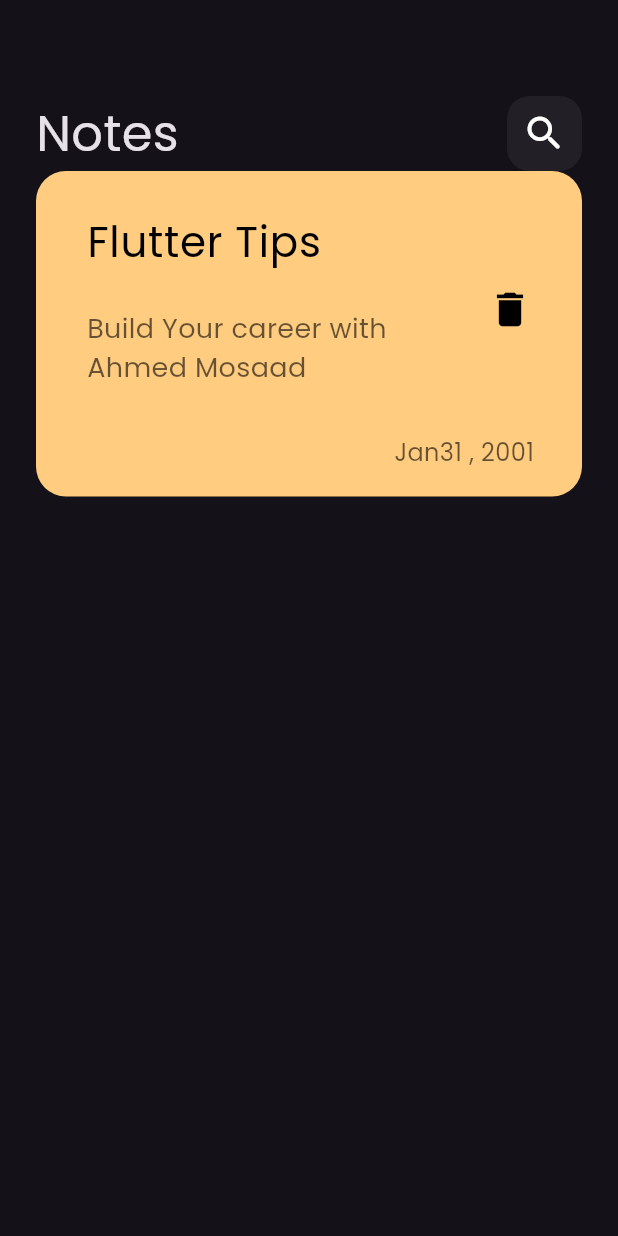
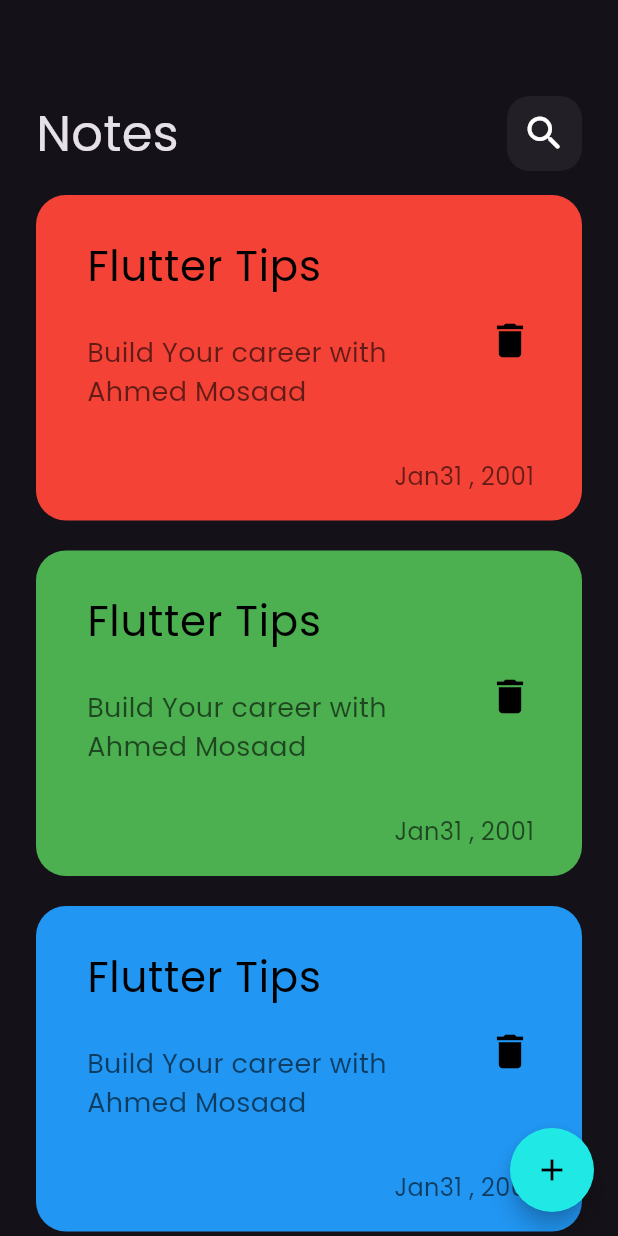
Before and after one commit to Ahmed1Mosaad/notes_app, a Flutter app: the screen it shows after launch, on a phone screen of 412 x 824 dp. Run offline on Flutter 3.47's test engine with Material 3 defaults, Android fonts, the phone set to English and light mode, and no system bars.

Commit message:
ListView.builder and showModalBottomSheet

```diff
--- /dev/null
+++ b/lib/models/model_item.dart
@@ -0,0 +1,6 @@
+import 'package:flutter/material.dart';
+
+class ItemModel{
+  Color color;
+  ItemModel({required this.color});
+}
--- a/lib/views/NotesView.dart
+++ b/lib/views/NotesView.dart
@@ -1,11 +1,30 @@
 import 'package:flutter/material.dart';
+import 'package:notes_app/widgets/Item_showModelBottemSheet.dart';
 import 'package:notes_app/widgets/NotesViewBody.dart';
+import 'package:notes_app/widgets/custom_text_form_field.dart';
 
 class NotesView extends StatelessWidget {
   @override
   Widget build(BuildContext context) {
-    return const Scaffold(
+    return Scaffold(
       body: NotesViewBody(),
+      floatingActionButton: FloatingActionButton(
+        onPressed: () {
+          showModalBottomSheet(
+              context: context,
+              builder: (context) {
+                return ShowModalBottomSheetItem();
+              });
+        },
+        shape: CircleBorder(),
+        backgroundColor: Color.fromARGB(255, 32, 232, 229),
+        child: Center(
+          child: Icon(
+            Icons.add,
+            color: Colors.black,
+          ),
+        ),
+      ),
     );
   }
 }
--- a/lib/widgets/NotesViewBody.dart
+++ b/lib/widgets/NotesViewBody.dart
@@ -1,16 +1,31 @@
 import 'package:flutter/material.dart';
+import 'package:notes_app/models/model_item.dart';
 import 'package:notes_app/widgets/note_item.dart';
 
 class NotesViewBody extends StatelessWidget {
-  const NotesViewBody({super.key});
+  NotesViewBody({super.key});
+  List<Widget> listItem = [
+    NoteItem(model: ItemModel(color: Colors.red)),
+    NoteItem(model: ItemModel(color: Colors.green)),
+    NoteItem(model: ItemModel(color: Colors.blue)),
+    NoteItem(model: ItemModel(color: Colors.yellow)),
+    NoteItem(model: ItemModel(color: Colors.orange)),
+    NoteItem(model: ItemModel(color: Colors.pink)),
+    NoteItem(model: ItemModel(color: Colors.brown)),
+    NoteItem(model: ItemModel(color: Colors.purple)),
+    NoteItem(model: ItemModel(color: Colors.deepOrangeAccent)),
+    NoteItem(model: ItemModel(color: Colors.yellowAccent)),
+    NoteItem(model: ItemModel(color: Colors.lightGreen)),
+    NoteItem(model: ItemModel(color: Colors.redAccent)),
+  ];
 
   @override
   Widget build(BuildContext context) {
     return Padding(
-      padding: const EdgeInsets.all(24),
+      padding: const EdgeInsets.only(left:24,right: 24,top:24),
       child: Column(
         children: [
-          const SizedBox(
+          SizedBox(
             height: 40,
           ),
           Row(
@@ -37,7 +52,20 @@ class NotesViewBody extends StatelessWidget {
               )
             ],
           ),
-          NoteItem(),
+          Expanded(
+            child: Padding(
+              padding: const EdgeInsets.only(top:16),
+              child: ListView.separated(
+                padding: EdgeInsets.zero,
+                separatorBuilder: (context,index){
+                  return SizedBox(height: 20,);
+                },
+                  itemCount: listItem.length,
+                  itemBuilder: (context, index) {
+                    return listItem[index];
+                  }),
+            ),
+          )
         ],
       ),
     );
--- a/lib/widgets/note_item.dart
+++ b/lib/widgets/note_item.dart
@@ -1,15 +1,19 @@
 import 'package:flutter/material.dart';
+import 'package:notes_app/models/model_item.dart';
 
 class NoteItem extends StatelessWidget {
+  ItemModel model;
+  NoteItem({required this.model});
   @override
   Widget build(BuildContext context) {
     return Container(
       decoration: BoxDecoration(
-      color: Color(0xFFFFCC80),
+      color: model.color,
+      // color: Color(0xFFFFCC80),
       borderRadius: BorderRadius.circular(20)
       ),
       child: Padding(
-        padding:  EdgeInsets.only(left: 18,top:18,bottom:18),
+        padding:  EdgeInsets.only(left: 18,top:18,bottom: 18),
         child: Column(
           crossAxisAlignment: CrossAxisAlignment.end,
           children: [
@@ -27,15 +31,12 @@ class NoteItem extends StatelessWidget {
                       TextStyle(color: Colors.black.withOpacity(.6), fontSize: 18),
                 ),
               ),
-              trailing: Padding(
-                padding: const EdgeInsets.only(bottom:48.0),
-                child: IconButton(
-                  onPressed: (){},
-                  icon: Icon(
-                    Icons.delete,
-                    color: Colors.black,
-                    size: 30,
-                  ),
+              trailing: IconButton(
+                onPressed: (){},
+                icon: Icon(
+                  Icons.delete,
+                  color: Colors.black,
+                  size: 30,
                 ),
               ),
             ),
```
Also changed, not shown: lib/widgets/Item_showModelBottemSheet.dart (added, +44 -0 lines), lib/widgets/custom_text_form_field.dart (added, +39 -0 lines).
